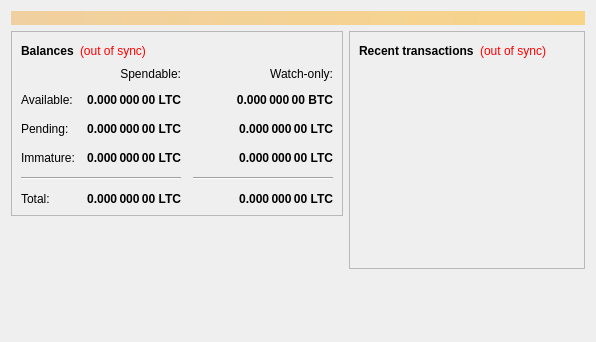
First picture: the form in src/qt/forms/overviewpage.ui, repository ladaco/ladacoin, before the edit.
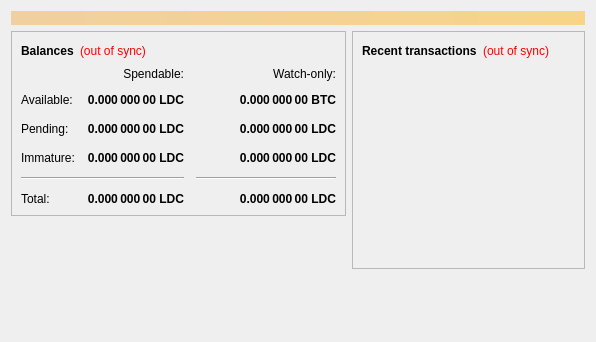
Second picture: the form after the edit.

```diff
--- a/src/qt/forms/overviewpage.ui
+++ b/src/qt/forms/overviewpage.ui
@@ -112,7 +112,7 @@
                <string>Unconfirmed transactions to watch-only addresses</string>
               </property>
               <property name="text">
-               <string notr="true">0.000 000 00 LTC</string>
+               <string notr="true">0.000 000 00 LDC</string>
               </property>
               <property name="alignment">
                <set>Qt::AlignRight|Qt::AlignTrailing|Qt::AlignVCenter</set>
@@ -137,7 +137,7 @@
                <string>Total of transactions that have yet to be confirmed, and do not yet count toward the spendable balance</string>
               </property>
               <property name="text">
-               <string notr="true">0.000 000 00 LTC</string>
+               <string notr="true">0.000 000 00 LDC</string>
               </property>
               <property name="alignment">
                <set>Qt::AlignRight|Qt::AlignTrailing|Qt::AlignVCenter</set>
@@ -162,7 +162,7 @@
                <string>Mined balance in watch-only addresses that has not yet matured</string>
               </property>
               <property name="text">
-               <string notr="true">0.000 000 00 LTC</string>
+               <string notr="true">0.000 000 00 LDC</string>
               </property>
               <property name="alignment">
                <set>Qt::AlignRight|Qt::AlignTrailing|Qt::AlignVCenter</set>
@@ -220,7 +220,7 @@
                <string>Mined balance that has not yet matured</string>
               </property>
               <property name="text">
-               <string notr="true">0.000 000 00 LTC</string>
+               <string notr="true">0.000 000 00 LDC</string>
               </property>
               <property name="alignment">
                <set>Qt::AlignRight|Qt::AlignTrailing|Qt::AlignVCenter</set>
@@ -265,7 +265,7 @@
                <string>Your current total balance</string>
               </property>
               <property name="text">
-               <string notr="true">0.000 000 00 LTC</string>
+               <string notr="true">0.000 000 00 LDC</string>
               </property>
               <property name="alignment">
                <set>Qt::AlignRight|Qt::AlignTrailing|Qt::AlignVCenter</set>
@@ -290,7 +290,7 @@
                <string>Current total balance in watch-only addresses</string>
               </property>
               <property name="text">
-               <string notr="true">0.000 000 00 LTC</string>
+               <string notr="true">0.000 000 00 LDC</string>
               </property>
               <property name="alignment">
                <set>Qt::AlignRight|Qt::AlignTrailing|Qt::AlignVCenter</set>
@@ -332,7 +332,7 @@
                <string>Your current spendable balance</string>
               </property>
               <property name="text">
-               <string notr="true">0.000 000 00 LTC</string>
+               <string notr="true">0.000 000 00 LDC</string>
               </property>
               <property name="alignment">
                <set>Qt::AlignRight|Qt::AlignTrailing|Qt::AlignVCenter</set>
```
